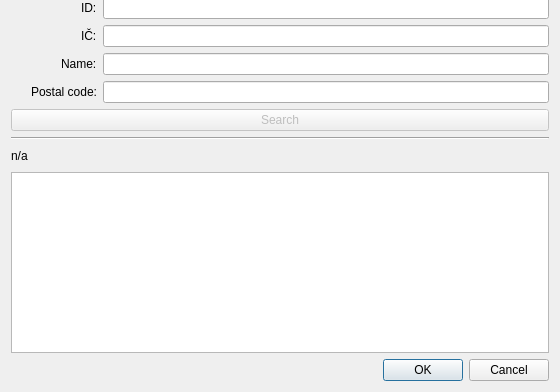
psakar/datovka, file src/gui/ui/dlg_ds_search.ui: the form before one commit; both pictures show x 0 to 560 and y 208 to 600 of the 560 by 600 pixel window.
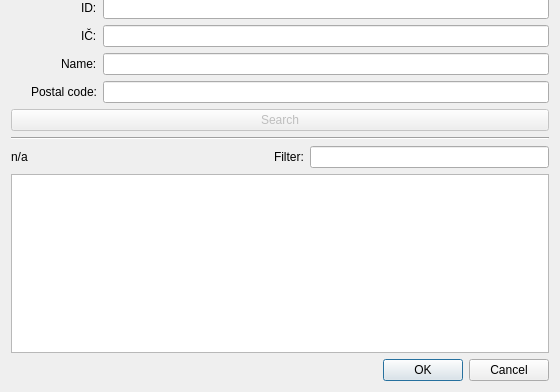
The form after the commit. Icons and pictures are not drawn. Custom widgets are drawn as their Qt base class.

Commit message: Added support for contact filtering in DlgDsSearch.

The edit to the form file:
```diff
--- a/src/gui/ui/dlg_ds_search.ui
+++ b/src/gui/ui/dlg_ds_search.ui
@@ -229,6 +229,16 @@
        </property>
       </spacer>
      </item>
+     <item>
+      <widget class="QLabel" name="filterLabel">
+       <property name="text">
+        <string>Filter:</string>
+       </property>
+      </widget>
+     </item>
+     <item>
+      <widget class="QLineEdit" name="filterLine"/>
+     </item>
     </layout>
    </item>
    <item>
```
The commit also changes 3 other files.
